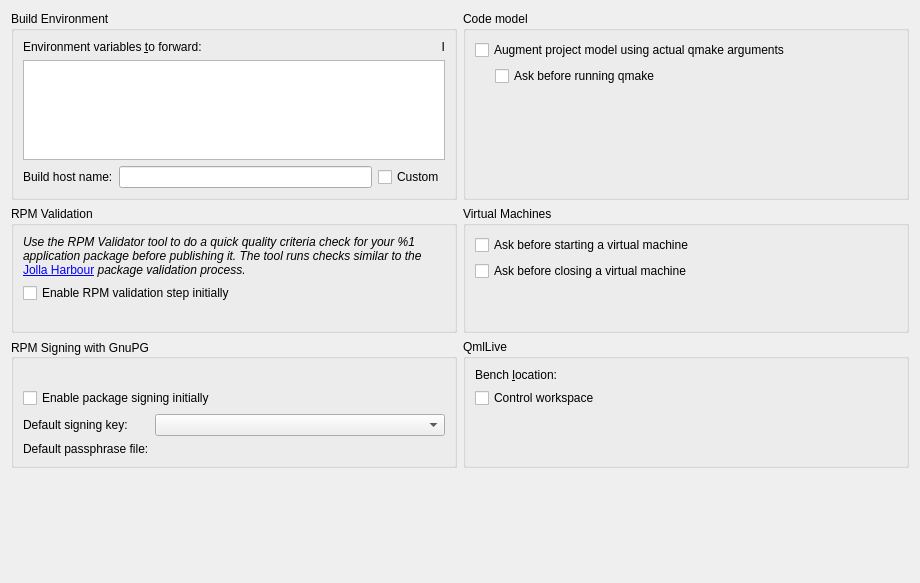
First picture: the form in src/plugins/mer/mergeneraloptionswidget.ui, repository sailfishos/sailfish-qtcreator, before the edit.
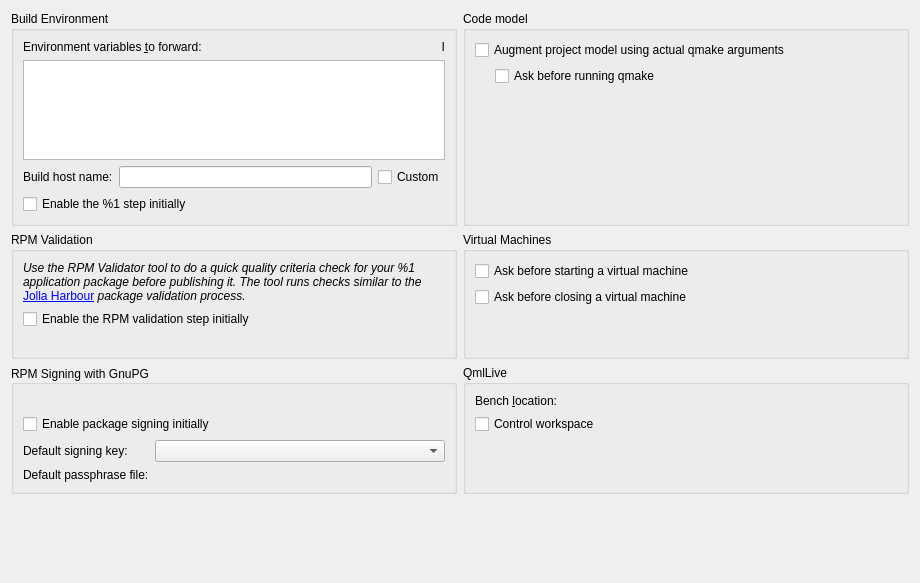
Second picture: the form after the edit. Custom widgets are drawn as their Qt base class.

Commit message: Mer: Add Clear Build Environment build step

The edit to the form file:
```diff
--- a/src/plugins/mer/mergeneraloptionswidget.ui
+++ b/src/plugins/mer/mergeneraloptionswidget.ui
@@ -96,6 +96,16 @@
           </item>
          </layout>
         </item>
+        <item>
+         <widget class="QCheckBox" name="clearBuildEnvironmentByDefaultCheckBox">
+          <property name="toolTip">
+           <string>&lt;html&gt;&lt;head/&gt;&lt;body&gt;&lt;p&gt;This option influences the initial enabled state of this build step for new project configurations. It does not affect existing project configurations.&lt;/p&gt;&lt;/body&gt;&lt;/html&gt;</string>
+          </property>
+          <property name="text">
+           <string>Enable the %1 step initially</string>
+          </property>
+         </widget>
+        </item>
        </layout>
       </widget>
      </item>
@@ -195,7 +205,7 @@
            <string>&lt;html&gt;&lt;head/&gt;&lt;body&gt;&lt;p&gt;The &amp;quot;%1&amp;quot; deploy step is implicit to the &amp;quot;%2&amp;quot; method.&lt;/p&gt;&lt;p&gt;This option influences the initial enabled state of this step for new project configurations. It does not affect existing project configurations.&lt;/p&gt;&lt;/body&gt;&lt;/html&gt;</string>
           </property>
           <property name="text">
-           <string>Enable RPM validation step initially</string>
+           <string>Enable the RPM validation step initially</string>
           </property>
          </widget>
         </item>
```
The commit also changes 9 other files.
